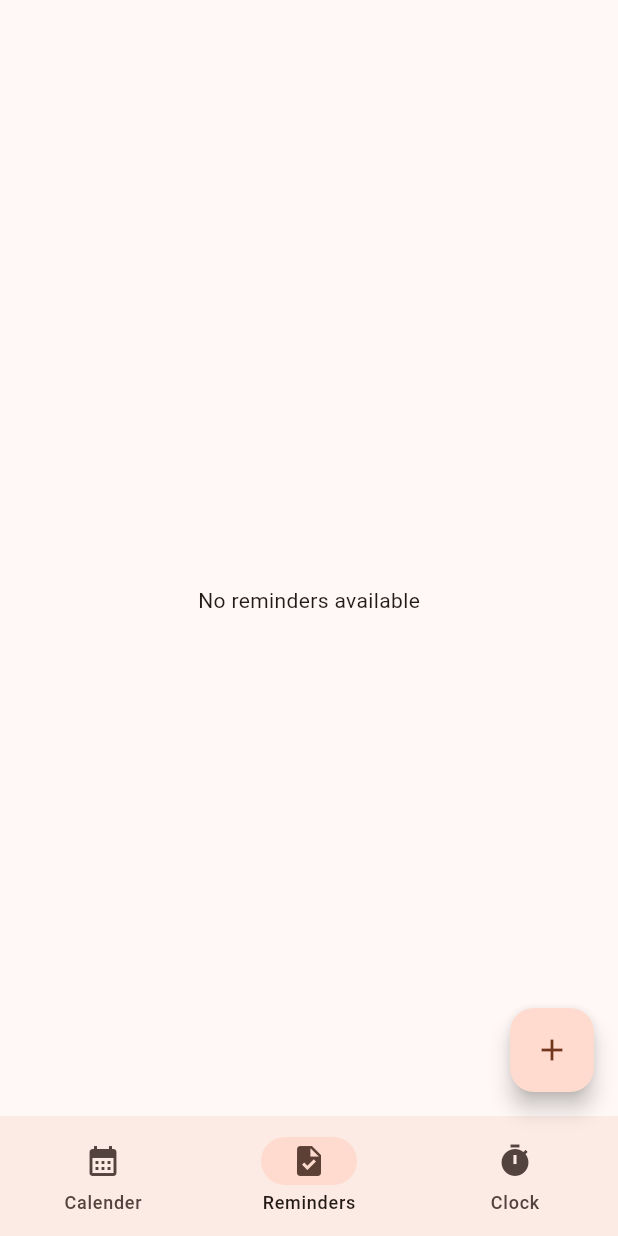
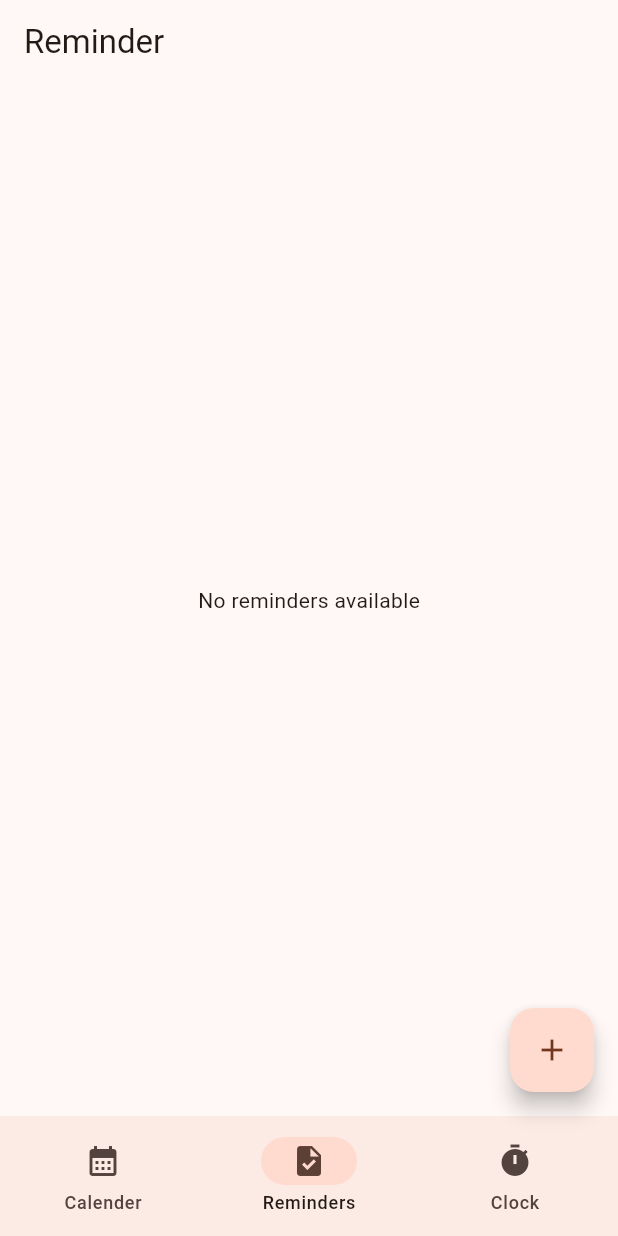
Before and after one commit to rans-rans/my_reminder, a Flutter app: the screen it shows after launch, item 2 of the bottom bar chosen, on a phone screen of 412 x 824 dp. Run offline on Flutter 3.47's test engine with Material 3 defaults, Android fonts, the phone set to English and light mode, and no system bars; our stand-ins replace flutter_riverpod, go_router.

Commit message:
made home_screen responsive

```diff
--- a/lib/features/reminders/presentation/screens/home_screen.dart
+++ b/lib/features/reminders/presentation/screens/home_screen.dart
@@ -5,6 +5,7 @@ import 'package:remind/features/reminders/presentation/screens/new_reminder_scre
 import 'package:remind/features/reminders/presentation/screens/reminders_screen.dart';
 import 'package:remind/features/reminders/presentation/screens/timer_screen.dart';
 import 'package:remind/features/reminders/presentation/screens/today_screen.dart';
+import 'package:remind/features/reminders/presentation/widgets/app_drawer.dart';
 
 class HomeScreen extends ConsumerStatefulWidget {
   const HomeScreen({super.key});
@@ -32,14 +33,38 @@ class _HomeScreenState extends ConsumerState<HomeScreen> {
 
   @override
   Widget build(BuildContext context) {
+    final screenSize = MediaQuery.sizeOf(context);
     return Scaffold(
-      appBar: AppBar(),
-      floatingActionButton: FloatingActionButton(
+      appBar: AppBar(
+        title: const Text("Reminder"),
+        actions: [
+          if (screenSize.height <= 445)
+            IconButton(
+              icon: const Icon(Icons.add),
+              onPressed: () => context.push(NewReminderScreen.path),
+            ),
+        ],
+      ),
+      drawer: switch (screenSize.height <= 445) {
+        false => null,
+        true => AppDrawer(
+            onSelected: (index) {
+              setState(() {
+                selectedIndex = index;
+              });
+              Navigator.pop(context);
+            },
+          ),
+      },
+      floatingActionButton: switch (screenSize.height <= 445) {
+        true => const SizedBox.shrink(),
+        false => FloatingActionButton(
             child: const Icon(Icons.add),
             onPressed: () {
               context.push(NewReminderScreen.path);
             },
           ),
+      },
       body: IndexedStack(
         index: selectedIndex,
         children: const [
@@ -48,7 +73,9 @@ class _HomeScreenState extends ConsumerState<HomeScreen> {
           TimerScreen(),
         ],
       ),
-      bottomNavigationBar: NavigationBar(
+      bottomNavigationBar: switch (screenSize.height <= 445) {
+        true => null,
+        false => NavigationBar(
             selectedIndex: selectedIndex,
             onDestinationSelected: (value) {
               setState(() => selectedIndex = value);
@@ -62,6 +89,7 @@ class _HomeScreenState extends ConsumerState<HomeScreen> {
               ),
             ],
           ),
+      },
     );
   }
 }
```
Also changed, not shown: lib/features/reminders/presentation/screens/today_screen.dart (+12 -1 lines), lib/features/reminders/presentation/widgets/app_drawer.dart (added, +45 -0 lines). Lines whose indentation alone changed are shown as unchanged.
